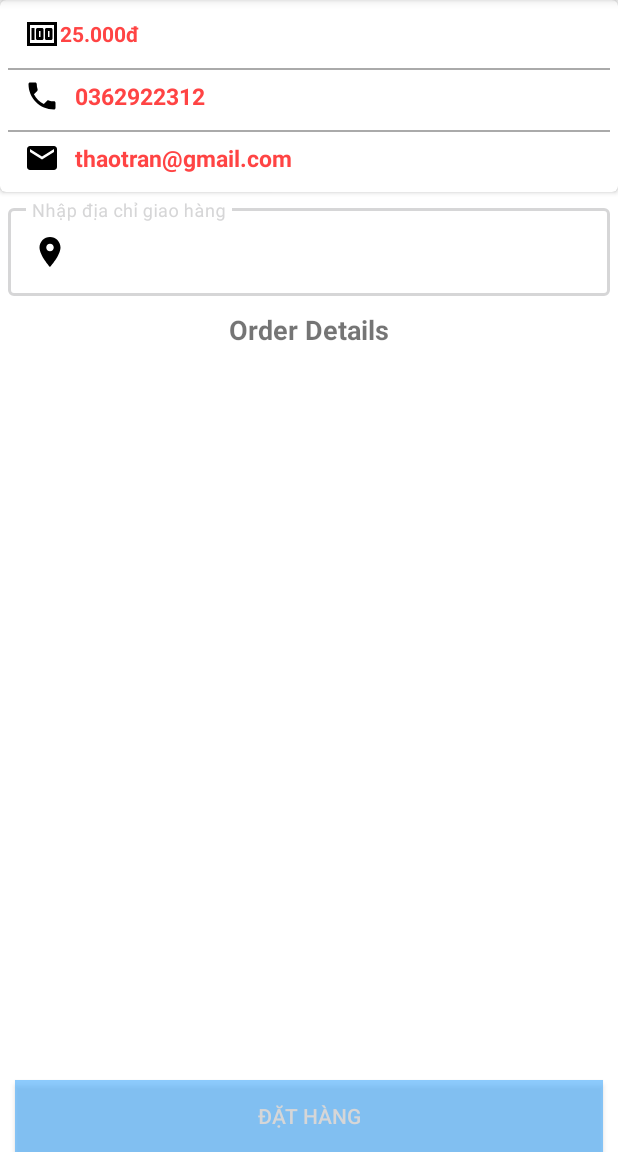
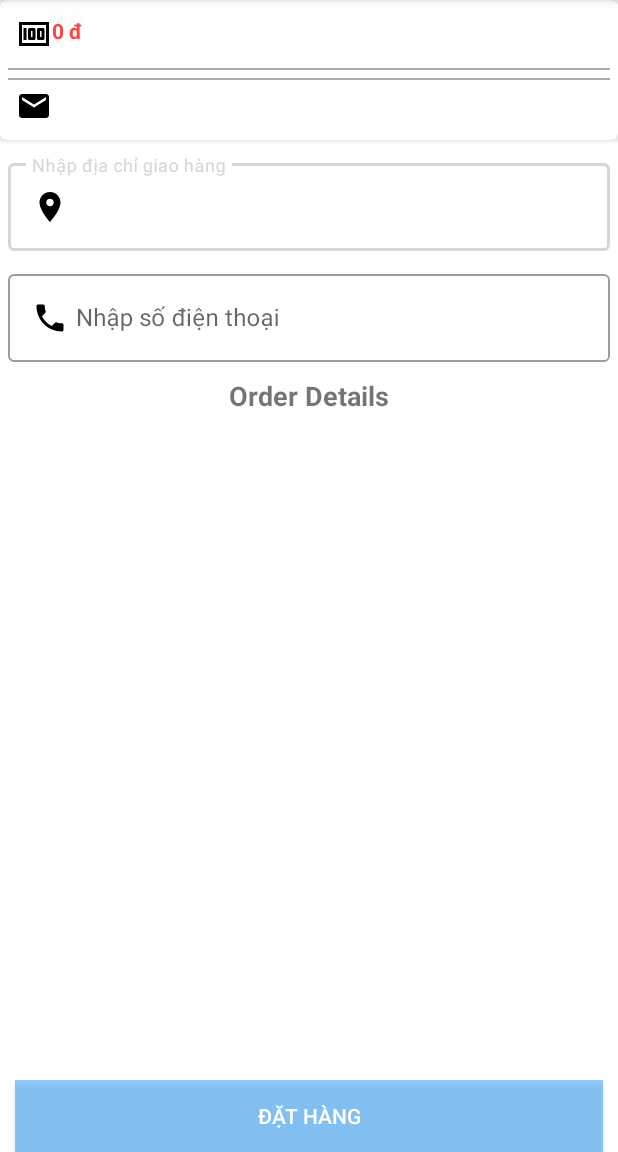
Before and after one commit to TrungK2Tan/QLyCH, an Android app: the fragment OrderFragment shown on its own in the app's theme, on a phone screen of 412 x 824 dp, the part 84-1236 px from its top. Run offline under Robolectric (Android 15) with nearby library versions, the phone set to English and light mode, and no system bars.

Commit message:
thanh toan san pham (ng dung)

```diff
--- a/app/build.gradle.kts
+++ b/app/build.gradle.kts
@@ -50,6 +50,7 @@ dependencies {
     implementation(libs.androidx.navigation.fragment.ktx)
     implementation(libs.androidx.navigation.ui.ktx)
     implementation("com.github.bumptech.glide:glide:4.15.1")
+    implementation(libs.androidx.recyclerview)
     annotationProcessor("com.github.bumptech.glide:compiler:4.15.1")
     testImplementation(libs.junit)
     androidTestImplementation(libs.androidx.junit)
--- a/app/src/main/java/com/example/quanlych/adapter/CartAdapter.kt
+++ b/app/src/main/java/com/example/quanlych/adapter/CartAdapter.kt
@@ -3,6 +3,7 @@ package com.example.quanlych.adapter
 import android.view.LayoutInflater
 import android.view.ViewGroup
 import androidx.recyclerview.widget.RecyclerView
+import com.bumptech.glide.Glide
 import com.example.quanlych.databinding.ItemCartBinding
 import com.example.quanlych.model.Product
 
@@ -18,6 +19,10 @@ class CartAdapter(
             binding.productPrice.text = "${product.price}đ"
             binding.txtQuantity.text = product.quantity.toString()
 
+            // Load image using Glide
+            Glide.with(binding.root)
+                .load(product.imageResource) // Replace with URL if using online images
+                .into(binding.productImage)
             binding.btnIncrement.setOnClickListener {
                 product.quantity++
                 binding.txtQuantity.text = product.quantity.toString()
--- a/app/src/main/java/com/example/quanlych/ui/order/OrderFragment.kt
+++ b/app/src/main/java/com/example/quanlych/ui/order/OrderFragment.kt
@@ -4,37 +4,89 @@ import android.os.Bundle
 import android.view.LayoutInflater
 import android.view.View
 import android.view.ViewGroup
-import android.widget.TextView
+import android.widget.Toast
 import androidx.fragment.app.Fragment
-import androidx.lifecycle.ViewModelProvider
+import androidx.navigation.fragment.findNavController
+import com.example.quanlych.R
 import com.example.quanlych.databinding.FragmentOrderBinding
-import com.example.quanlych.ui.Cart.OrderViewModel
+import com.example.quanlych.model.Product
+import com.example.quanlych.data.DatabaseHelper
+import java.text.NumberFormat
+import java.text.SimpleDateFormat
+import java.util.*
 
 class OrderFragment : Fragment() {
 
     private var _binding: FragmentOrderBinding? = null
-
-    // This property is only valid between onCreateView and
-    // onDestroyView.
     private val binding get() = _binding!!
+    private lateinit var databaseHelper: DatabaseHelper
+    private var selectedProducts: List<Product> = ArrayList()
+    private var userEmail: String = ""
+    private var totalPrice: Double = 0.0
 
     override fun onCreateView(
-        inflater: LayoutInflater,
-        container: ViewGroup?,
+        inflater: LayoutInflater, container: ViewGroup?,
         savedInstanceState: Bundle?
     ): View {
-        val orderViewModel =
-            ViewModelProvider(this).get(OrderViewModel::class.java)
-
         _binding = FragmentOrderBinding.inflate(inflater, container, false)
         val root: View = binding.root
 
-        val textView: TextView = binding.textOrder
-        orderViewModel.text.observe(viewLifecycleOwner) {
-            textView.text = it
+        databaseHelper = DatabaseHelper(requireContext())
+
+        // Retrieve arguments
+        totalPrice = arguments?.getDouble("totalPrice") ?: 0.0
+        selectedProducts = arguments?.getParcelableArrayList<Product>("selectedProducts") ?: ArrayList()
+        userEmail = arguments?.getString("userEmail") ?: ""
+
+        // Initialize the UI
+        val formattedPrice = NumberFormat.getInstance(Locale.getDefault()).format(totalPrice)
+        binding.txttongtien.text = "$formattedPrice đ"
+        binding.edtdiachi.setText("")
+        binding.edtphone.setText("")
+        binding.txtemaildathang.text = userEmail
+
+        // Handle order button click
+        binding.btndathang.setOnClickListener {
+            placeOrder()
         }
+
         return root
     }
+
+    private fun placeOrder() {
+        val phoneNumber = binding.edtphone.text.toString().trim()
+        val address = binding.edtdiachi.text.toString().trim()
+
+        // Validate input
+        if (phoneNumber.isEmpty() || address.isEmpty()) {
+            Toast.makeText(requireContext(), "Vui lòng nhập số điện thoại và địa chỉ", Toast.LENGTH_SHORT).show()
+            return
+        }
+
+        // Insert order into database
+        val currentDate = SimpleDateFormat("yyyy-MM-dd", Locale.getDefault()).format(Date())
+        val userId = databaseHelper.getUserIdByEmail(userEmail)
+
+        if (userId == -1) { // Adjusted condition to check for invalid user ID
+            Toast.makeText(requireContext(), "Người dùng không tồn tại", Toast.LENGTH_SHORT).show()
+            return
+        }
+
+        // Insert order
+        val orderId = databaseHelper.addOrder(userId, currentDate, totalPrice, address, phoneNumber, 1) // 1 is default payment method
+
+        // Insert order details
+        for (product in selectedProducts) {
+            databaseHelper.addOrderDetail(orderId, product.id, product.quantity, product.price)
+        }
+
+        Toast.makeText(requireContext(), "Đặt hàng thành công", Toast.LENGTH_SHORT).show()
+
+        // Navigate to SlideshowFragment
+        val navController = findNavController()
+        navController.navigate(R.id.action_order_to_slideshow)
+    }
+
 
     override fun onDestroyView() {
         super.onDestroyView()
--- a/app/src/main/res/layout/fragment_order.xml
+++ b/app/src/main/res/layout/fragment_order.xml
@@ -14,11 +14,10 @@
         android:layout_height="wrap_content"
         android:layout_marginTop="5dp"
         app:cardCornerRadius="4dp"
-        android:textSize="16sp"
+        android:elevation="8dp"
         app:layout_constraintEnd_toEndOf="parent"
         app:layout_constraintStart_toStartOf="parent"
-        app:layout_constraintTop_toBottomOf="@id/toolbar"
-        android:elevation="8dp">
+        app:layout_constraintTop_toBottomOf="@id/toolbar">
 
         <LinearLayout
             android:layout_width="match_parent"
@@ -36,16 +35,14 @@
                 <ImageView
                     android:layout_width="wrap_content"
                     android:layout_height="wrap_content"
-                    android:layout_marginLeft="5dp"
                     android:src="@drawable/baseline_money_24"/>
 
                 <TextView
                     android:id="@+id/txttongtien"
                     android:layout_width="0dp"
                     android:layout_height="wrap_content"
-                    android:layout_gravity="center"
                     android:layout_weight="1"
-                    android:text="25.000đ "
+                    android:text="25,000đ"
                     android:textColor="@android:color/holo_red_light"
                     android:textStyle="bold"/>
             </LinearLayout>
@@ -56,7 +53,13 @@
                 android:background="@android:color/darker_gray"
                 android:layout_marginTop="5dp"/>
 
-            <!-- Phone Number Section -->
+            <View
+                android:layout_width="match_parent"
+                android:layout_height="1dp"
+                android:background="@android:color/darker_gray"
+                android:layout_marginTop="5dp"/>
+
+            <!-- Email Section -->
             <LinearLayout
                 android:layout_width="match_parent"
                 android:layout_height="wrap_content"
@@ -66,50 +69,16 @@
                 <ImageView
                     android:layout_width="wrap_content"
                     android:layout_height="wrap_content"
-                    android:layout_marginLeft="5dp"
-                    android:layout_marginRight="10dp"
-                    android:src="@drawable/baseline_phone_24" />
-
-                <TextView
-                    android:id="@+id/txtsdtdathang"
-                    android:layout_width="wrap_content"
-                    android:layout_height="wrap_content"
-                    android:layout_gravity="center"
-                    android:text="0362922312 "
-                    android:textColor="@android:color/holo_red_light"
-                    android:textSize="15sp"
-                    android:textStyle="bold" />
-            </LinearLayout>
-
-            <View
-                android:layout_marginTop="5dp"
-                android:background="@android:color/darker_gray"
-                android:layout_width="match_parent"
-                android:layout_height="1dp"/>
-
-            <!-- Email Section -->
-            <LinearLayout
-                android:padding="5dp"
-                android:orientation="horizontal"
-                android:layout_width="match_parent"
-                android:layout_height="wrap_content">
-
-                <ImageView
-                    android:layout_marginLeft="5dp"
-                    android:layout_marginRight="10dp"
-                    android:src="@drawable/baseline_email_24"
-                    android:layout_width="wrap_content"
-                    android:layout_height="wrap_content"/>
+                    android:src="@drawable/baseline_email_24"/>
 
                 <TextView
                     android:id="@+id/txtemaildathang"
-                    android:text="thaotran@gmail.com"
+                    android:layout_width="wrap_content"
+                    android:layout_height="wrap_content"
+                    android:text=""
+                    android:textColor="@android:color/holo_red_light"
                     android:textSize="15sp"
-                    android:layout_gravity="center"
-                    android:textColor="@android:color/holo_red_light"
-                    android:textStyle="bold"
-                    android:layout_width="wrap_content"
-                    android:layout_height="wrap_content"/>
+                    android:textStyle="bold"/>
             </LinearLayout>
         </LinearLayout>
     </androidx.cardview.widget.CardView>
@@ -122,10 +91,10 @@
         android:layout_height="wrap_content"
         android:layout_marginLeft="5dp"
         android:layout_marginRight="5dp"
-        android:layout_marginTop="5dp"
+        android:layout_marginTop="10dp"
         app:layout_constraintEnd_toEndOf="parent"
         app:layout_constraintStart_toStartOf="parent"
-        app:layout_constraintTop_toBottomOf="@+id/cardviewthanhtoan">
+        app:layout_constraintTop_toBottomOf="@id/cardviewthanhtoan">
 
         <com.google.android.material.textfield.TextInputEditText
             android:id="@+id/edtdiachi"
@@ -137,6 +106,29 @@
             android:textColorHint="@android:color/holo_red_light"/>
     </com.google.android.material.textfield.TextInputLayout>
 
+    <!-- Text Input for Phone Number -->
+    <com.google.android.material.textfield.TextInputLayout
+        android:id="@+id/txtsdtdathang"
+        style="@style/Widget.MaterialComponents.TextInputLayout.OutlinedBox"
+        android:layout_width="0dp"
+        android:layout_height="wrap_content"
+        android:layout_marginLeft="5dp"
+        android:layout_marginRight="5dp"
+        android:layout_marginTop="10dp"
+        app:layout_constraintEnd_toEndOf="parent"
+        app:layout_constraintStart_toStartOf="parent"
+        app:layout_constraintTop_toBottomOf="@id/inputlayoutthanhtoan">
+
+        <com.google.android.material.textfield.TextInputEditText
+            android:id="@+id/edtphone"
+            android:layout_width="match_parent"
+            android:layout_height="wrap_content"
+            android:drawableLeft="@drawable/baseline_phone_24"
+            android:drawablePadding="5dp"
+            android:hint="Nhập số điện thoại"
+            android:textColorHint="@android:color/holo_red_light"/>
+    </com.google.android.material.textfield.TextInputLayout>
+
     <!-- Order Text View -->
     <TextView
         android:id="@+id/text_order"
@@ -145,7 +137,7 @@
         android:text="Order Details"
         android:textSize="18sp"
         android:textStyle="bold"
-        app:layout_constraintTop_toBottomOf="@+id/inputlayoutthanhtoan"
+        app:layout_constraintTop_toBottomOf="@id/txtsdtdathang"
         app:layout_constraintStart_toStartOf="parent"
         app:layout_constraintEnd_toEndOf="parent"
         android:layout_marginTop="10dp"/>
@@ -160,9 +152,8 @@
         android:layout_marginTop="20dp"
         android:background="#8F38A7FF"
         android:text="Đặt hàng"
-        android:textColor="@color/white"
+        android:textColor="@android:color/white"
         app:layout_constraintBottom_toBottomOf="parent"
         app:layout_constraintEnd_toEndOf="parent"
         app:layout_constraintStart_toStartOf="parent"/>
-
 </androidx.constraintlayout.widget.ConstraintLayout>
--- a/app/src/main/res/menu/activity_main_drawer.xml
+++ b/app/src/main/res/menu/activity_main_drawer.xml
@@ -24,9 +24,5 @@
             android:id="@+id/nav_logout"
             android:icon="@drawable/baseline_login_24"
             android:title="@string/menu_logout" />
-        <item
-            android:id="@+id/nav_thanhtoan"
-            android:icon="@drawable/baseline_login_24"
-            android:title="@string/menu_thanhtoan" />
     </group>
 </menu>
--- a/app/src/main/res/navigation/mobile_navigation.xml
+++ b/app/src/main/res/navigation/mobile_navigation.xml
@@ -70,7 +70,11 @@
         android:id="@+id/nav_thanhtoan"
         android:name="com.example.quanlych.ui.order.OrderFragment"
         android:label="@string/menu_thanhtoan"
-        tools:layout="@layout/fragment_order" />
+        tools:layout="@layout/fragment_order" >
+        <action
+            android:id="@+id/action_order_to_slideshow"
+            app:destination="@id/nav_slideshow" />
+    </fragment>
    <!--ADMIN -->
     <fragment
         android:id="@+id/nav_admin_home"
--- a/gradle/libs.versions.toml
+++ b/gradle/libs.versions.toml
@@ -13,6 +13,7 @@ lifecycleViewmodelKtx = "2.8.3"
 navigationFragmentKtx = "2.6.0"
 navigationUiKtx = "2.6.0"
 uiTestAndroid = "1.6.8"
+recyclerview = "1.3.2"
 
 [libraries]
 androidx-core-ktx = { group = "androidx.core", name = "core-ktx", version.ref = "coreKtx" }
@@ -27,6 +28,7 @@ androidx-lifecycle-viewmodel-ktx = { group = "androidx.lifecycle", name = "lifec
 androidx-navigation-fragment-ktx = { group = "androidx.navigation", name = "navigation-fragment-ktx", version.ref = "navigationFragmentKtx" }
 androidx-navigation-ui-ktx = { group = "androidx.navigation", name = "navigation-ui-ktx", version.ref = "navigationUiKtx" }
 androidx-ui-test-android = { group = "androidx.compose.ui", name = "ui-test-android", version.ref = "uiTestAndroid" }
+androidx-recyclerview = { group = "androidx.recyclerview", name = "recyclerview", version.ref = "recyclerview" }
 
 [plugins]
 android-application = { id = "com.android.application", version.ref = "agp" }
```
Also changed, not shown: app/src/main/java/com/example/quanlych/MainActivity.kt (+46 -35 lines), app/src/main/java/com/example/quanlych/data/DatabaseHelper.kt (+42 -0 lines), app/src/main/java/com/example/quanlych/ui/Cart/CartFragment.kt (+19 -10 lines), app/src/main/java/com/example/quanlych/ui/login/LoginFragment.kt (+5 -2 lines).
